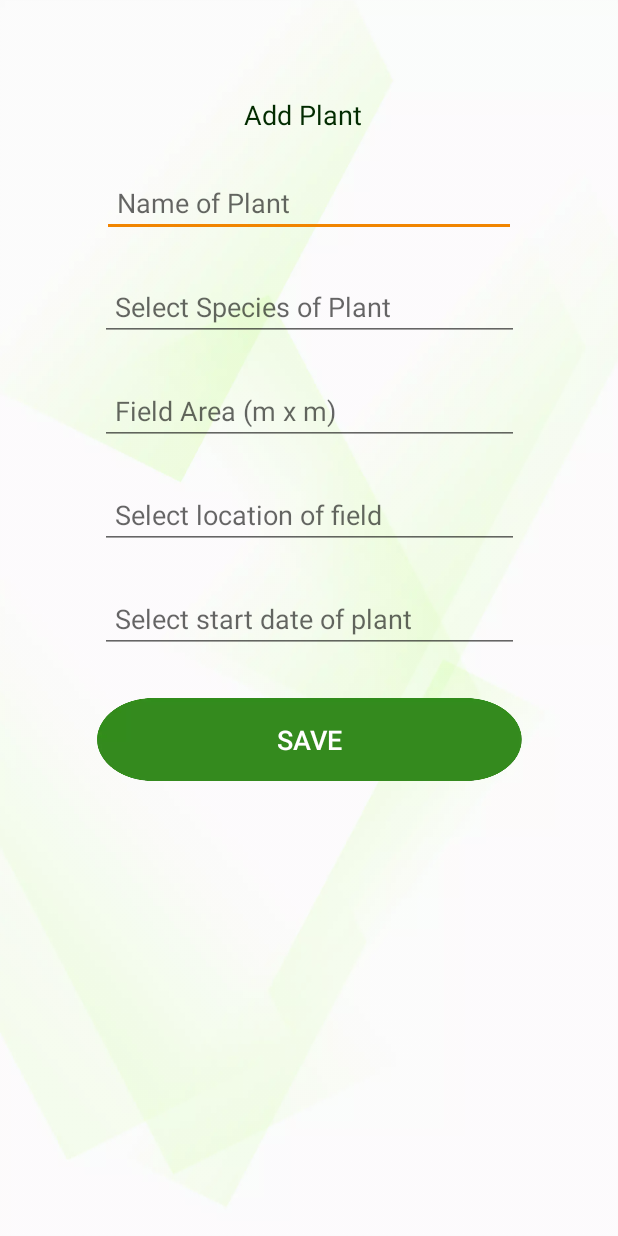
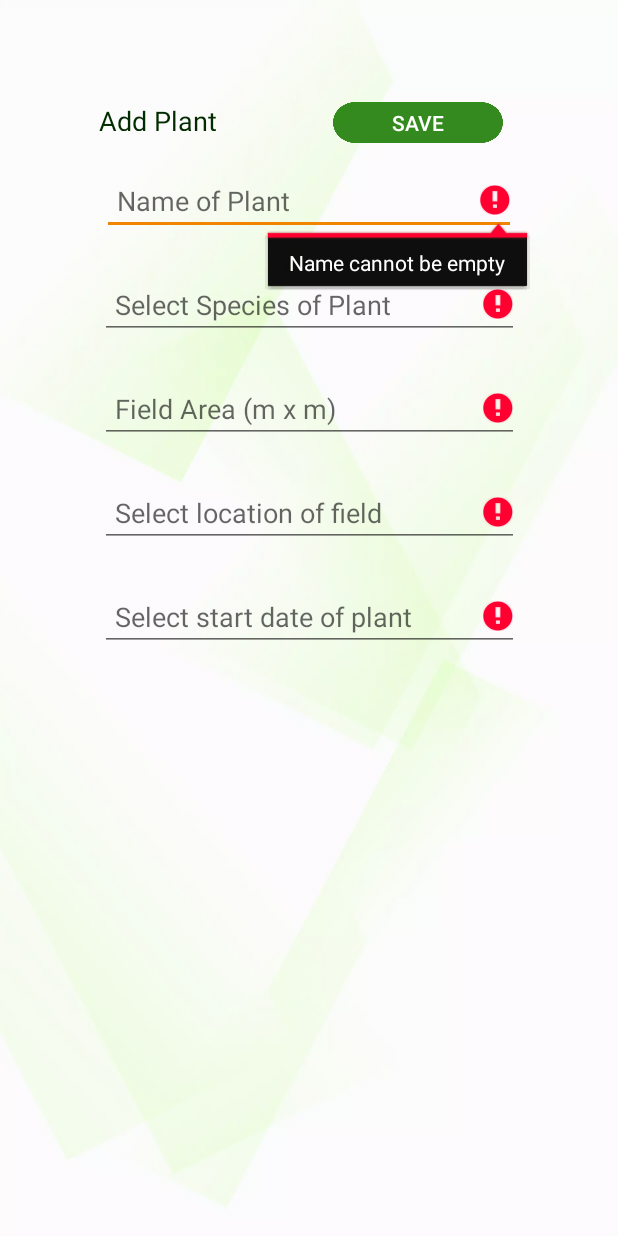
Before and after one commit to fiidew/moplantandroidnew, an Android app: the AddPlantActivity screen opened directly, with no data from a screen before it, after a tap on "SAVE", on a phone screen of 412 x 824 dp. Run offline under Robolectric (Android 15) with nearby library versions, the phone set to English and light mode, and no system bars; our stand-ins replace ButterKnife.

Commit message:
yeaay berhasil add plant

```diff
--- a/app/src/main/java/com/example/nutplant/feature/auth/register/RegisterActivity.java
+++ b/app/src/main/java/com/example/nutplant/feature/auth/register/RegisterActivity.java
@@ -71,7 +71,7 @@ public class RegisterActivity extends Activity implements RegisterContract.View
             namaError = "Alamat cannot be empty";
 
         if (TextUtils.isEmpty(username))
-            usernameError = "Username gaboleh kosong dong";
+            usernameError = "Username cannot be empty";
 
         if (password.length() < 6)
             passwordError = "Password min 6 character";
--- a/app/src/main/java/com/example/nutplant/feature/manage/create/AddPlantActivity.java
+++ b/app/src/main/java/com/example/nutplant/feature/manage/create/AddPlantActivity.java
@@ -2,16 +2,21 @@ package com.example.nutplant.feature.manage.create;
 
 import android.app.Activity;
 import android.app.DatePickerDialog;
+import android.app.ProgressDialog;
 import android.content.Context;
 import android.content.DialogInterface;
+import android.content.Intent;
 import android.os.Bundle;
+import android.text.TextUtils;
 import android.view.View;
 import android.widget.Button;
 import android.widget.DatePicker;
 import android.widget.EditText;
 import android.widget.TextView;
+import android.widget.Toast;
 
 import com.example.nutplant.R;
+import com.example.nutplant.utils.SessionManager;
 
 import java.text.SimpleDateFormat;
 import java.util.Arrays;
@@ -25,7 +30,7 @@ import butterknife.BindView;
 import butterknife.ButterKnife;
 import butterknife.OnClick;
 
-public class AddPlantActivity extends AppCompatActivity {
+public class AddPlantActivity extends AppCompatActivity implements AddPlantContract.View  {
 
     @BindView(R.id.textView5)
     TextView textView5;
@@ -42,11 +47,16 @@ public class AddPlantActivity extends AppCompatActivity {
     @BindView(R.id.btnCreate)
     Button btnCreate;
 
+    ProgressDialog dialog;
+
     private Context mContext;
     private Activity mActivity;
 
+    AddPlantContract.Presenter presenter;
     private DatePickerDialog datePickerDialog;
     private SimpleDateFormat dateFormatter;
+
+    SessionManager sessionManager;
 
     private CoordinatorLayout mCLayout;
 
@@ -55,6 +65,14 @@ public class AddPlantActivity extends AppCompatActivity {
         super.onCreate(savedInstanceState);
         setContentView(R.layout.activity_add_plant);
         ButterKnife.bind(this);
+
+        presenter = new AddPlantPresenter(this);
+        sessionManager = new SessionManager(this);
+
+        dialog = new ProgressDialog(this);
+        dialog.setMessage("Loading");
+        dialog.setCancelable(false);
+        dialog.setTitle("Add plant");
 
         edtSpeciesP.setOnClickListener(new View.OnClickListener() {
             @Override
@@ -93,7 +111,7 @@ public class AddPlantActivity extends AppCompatActivity {
             }
         });
 
-        dateFormatter = new SimpleDateFormat("dd-MM-yyyy", Locale.US);
+        dateFormatter = new SimpleDateFormat("yyyy-MM-dd", Locale.US);
     }
 
     private void showDateDialog() {
@@ -108,7 +126,7 @@ public class AddPlantActivity extends AppCompatActivity {
                 Calendar newDate = Calendar.getInstance();
                 newDate.set(year, monthOfYear, dayOfMonth);
 
-                edtDateP.setText("Tanggal tanam : " + dateFormatter.format(newDate.getTime()));
+                edtDateP.setText(dateFormatter.format(newDate.getTime()));
             }
 
         }, newCalendar.get(Calendar.YEAR), newCalendar.get(Calendar.MONTH), newCalendar.get(Calendar.DAY_OF_MONTH));
@@ -122,7 +140,59 @@ public class AddPlantActivity extends AppCompatActivity {
             case R.id.edtDateP: showDateDialog();
                 break;
             case R.id.btnCreate:
+                attachAddplant(edtNameP.getText().toString() ,edtAreaP.getText().toString(), edtSpeciesP.getText().toString() ,edtLocationP.getText().toString(), edtDateP.getText().toString());
                 break;
         }
+
+    }
+
+
+    private void attachAddplant(String namaTanaman, String luasLahan, String lokasiLahan, String spesies, String tanggal) {
+        String namaTanamanError = null;
+        String luasLahanError = null;
+        String lokasiLahanError = null;
+        String spesiesError = null;
+        String tanggalError = null;
+
+        if (TextUtils.isEmpty(namaTanaman))
+            namaTanamanError = "Name cannot be empty";
+
+        if (TextUtils.isEmpty(luasLahan))
+            luasLahanError = "Area of field cannot be empty";
+
+        if (TextUtils.isEmpty(lokasiLahan))
+            lokasiLahanError = "Location field cannot be empty";
+
+        if (TextUtils.isEmpty(spesies))
+            spesiesError = "Species cannot be empty";
+
+        if (TextUtils.isEmpty(tanggal))
+            tanggalError = "Date cannot be empty";
+
+
+        if (namaTanamanError == null && luasLahanError == null && lokasiLahanError == null && spesiesError == null && tanggalError == null)
+            presenter.create(sessionManager.getToken(), namaTanaman, Double.parseDouble(luasLahan), lokasiLahan, spesies, tanggal);
+        else {
+            edtNameP.setError(namaTanamanError);
+            edtAreaP.setError(luasLahanError);
+            edtLocationP.setError(lokasiLahanError);
+            edtSpeciesP.setError(spesiesError);
+            edtDateP.setError(tanggalError);
+        }
+    }
+
+    @Override
+    public void create(boolean isSucces, String message) {
+        if (isSucces) {
+            finish();
+        }
+        Toast.makeText(this, message, Toast.LENGTH_SHORT).show();
+    }
+
+    @Override
+    public void showLoading(boolean show) {
+        if (show) dialog.show();
+        else dialog.cancel(); //or u can use dismiss
+
     }
 }
--- a/app/src/main/java/com/example/nutplant/feature/manage/create/AddPlantPresenter.java
+++ b/app/src/main/java/com/example/nutplant/feature/manage/create/AddPlantPresenter.java
@@ -1,4 +1,49 @@
 package com.example.nutplant.feature.manage.create;
 
-public class AddPlantPresenter {
+import com.example.nutplant.model.ResponseAddplant;
+import com.example.nutplant.model.ResponseRegister;
+import com.example.nutplant.service.ApiClient;
+import com.example.nutplant.service.PlantService;
+
+import retrofit2.Call;
+import retrofit2.Callback;
+import retrofit2.Response;
+
+public class AddPlantPresenter implements AddPlantContract.Presenter{
+    private PlantService service;
+    private AddPlantContract.View view;
+
+    public AddPlantPresenter(AddPlantContract.View view) {
+        this.view = view;
+        service = ApiClient.getClient().create(PlantService.class);
+
+    }
+
+    @Override
+    public void create(String token, String namaTanaman, Double luasLahan, String lokasiLahan, String spesies, String tanggal) {
+        Call<ResponseAddplant> create = service.createplants(token, namaTanaman, luasLahan, lokasiLahan, spesies, tanggal);
+        create.enqueue(new Callback<ResponseAddplant>() {
+            @Override
+            public void onResponse(Call<ResponseAddplant> call, Response<ResponseAddplant> response) {
+                view.showLoading(false);
+                if (response.code() == 200) {
+                    if (response.body().getStatus())
+                        view.create(true, "Plant succesfully added");
+                    else
+                        view.create(false, response.body().getMessage());
+                } else {
+                    view.create(false, "Failed add plant" + response.message());
+                }
+            }
+
+            @Override
+            public void onFailure(Call<ResponseAddplant> call, Throwable t) {
+                view.showLoading(false);
+                view.create(false, t.getMessage());
+                call.cancel();
+                t.printStackTrace();
+            }
+        });
+
+    }
 }
--- a/app/src/main/java/com/example/nutplant/service/ApiClient.java
+++ b/app/src/main/java/com/example/nutplant/service/ApiClient.java
@@ -7,7 +7,7 @@ import retrofit2.Retrofit;
 import retrofit2.converter.gson.GsonConverterFactory;
 
 public class ApiClient {
-    public final static String BASE_URL = "http://192.168.1.101:3000/";
+    public final static String BASE_URL = "http://192.168.43.217:3000/";
 
     static Gson gson = new GsonBuilder()
             .setLenient()
--- a/app/src/main/java/com/example/nutplant/service/PlantService.java
+++ b/app/src/main/java/com/example/nutplant/service/PlantService.java
@@ -1,6 +1,7 @@
 package com.example.nutplant.service;
 
 import com.example.nutplant.model.Plant;
+import com.example.nutplant.model.ResponseAddplant;
 import com.example.nutplant.model.ResponseShowplant;
 import com.example.nutplant.model.User;
 
@@ -20,10 +21,12 @@ public interface PlantService {
 
     @FormUrlEncoded
     @POST(ApiURL.CREATE)
-    Call<ResponseShowplant> createplants(
-            @Field("nama") String nama,
-            @Field("species") String species,
-            @Field("date") String date,
-            @Field("area") Float area
+    Call<ResponseAddplant> createplants(
+            @Header("Authorization") String token,
+            @Field("namaTanaman") String namaTanaman,
+            @Field("luasLahan") Double luasLahan,
+            @Field("lokasiLahan") String lokasiLahan,
+            @Field("spesies") String spesies,
+            @Field("tanggal") String tanggal
     );
 }
--- a/app/src/main/res/layout/activity_add_plant.xml
+++ b/app/src/main/res/layout/activity_add_plant.xml
@@ -2,22 +2,24 @@
 <androidx.constraintlayout.widget.ConstraintLayout xmlns:android="http://schemas.android.com/apk/res/android"
     xmlns:app="http://schemas.android.com/apk/res-auto"
     xmlns:tools="http://schemas.android.com/tools"
+    android:id="@+id/constraintLayout"
     android:layout_width="match_parent"
     android:layout_height="match_parent"
-    tools:context=".feature.manage.create.AddPlantActivity"
+    android:background="@drawable/bg_manage_plant"
     android:orientation="vertical"
-    android:background="@drawable/bg_manage_plant">
+    tools:context=".feature.manage.create.AddPlantActivity">
 
         <TextView
             android:id="@+id/textView5"
             android:layout_width="wrap_content"
-        android:layout_height="wrap_content"
-        android:layout_marginTop="64dp"
+            android:layout_height="19dp"
+            android:layout_marginTop="68dp"
             android:layout_marginEnd="8dp"
             android:text="Add Plant"
             android:textColor="@color/colorPrimaryDark"
             android:textSize="18sp"
             app:layout_constraintEnd_toEndOf="parent"
+            app:layout_constraintHorizontal_bias="0.202"
             app:layout_constraintStart_toStartOf="parent"
             app:layout_constraintTop_toTopOf="parent" />
 
@@ -62,7 +64,7 @@
             android:layout_marginEnd="8dp"
             android:ems="10"
             android:hint="Field Area (m x m)"
-        android:inputType="textPersonName"
+            android:inputType="numberDecimal"
             android:paddingLeft="10dp"
             android:textSize="18sp"
             app:layout_constraintEnd_toEndOf="parent"
@@ -103,18 +105,16 @@
 
         <Button
             android:id="@+id/btnCreate"
-        android:layout_width="283dp"
-        android:layout_height="55dp"
+            android:layout_width="113dp"
+            android:layout_height="27dp"
             android:layout_marginStart="8dp"
-        android:layout_marginTop="30dp"
             android:layout_marginEnd="8dp"
             android:background="@drawable/button"
             android:text="SAVE"
             android:textColor="#FFFFFF"
-        android:textSize="18sp"
+            android:textSize="14sp"
             app:layout_constraintEnd_toEndOf="parent"
-        app:layout_constraintStart_toStartOf="parent"
-        app:layout_constraintTop_toBottomOf="@+id/edtDateP" />
-
+            app:layout_constraintStart_toEndOf="@+id/textView5"
+            app:layout_constraintTop_toTopOf="@+id/textView5" />
 
 </androidx.constraintlayout.widget.ConstraintLayout>
```
Also changed, not shown: app/src/main/java/com/example/nutplant/adapters/PlantAdapter.java (+4 -3 lines), app/src/main/java/com/example/nutplant/feature/manage/ManageActivity.java (+13 -1 lines), app/src/main/java/com/example/nutplant/feature/manage/create/AddPlantContract.java (+8 -0 lines), app/src/main/java/com/example/nutplant/model/ResponseAddplant.java (added, +44 -0 lines), app/src/main/java/com/example/nutplant/utils/RecyclerItemTouchHelper.java (added, +73 -0 lines). Lines whose indentation alone changed are shown as unchanged.
